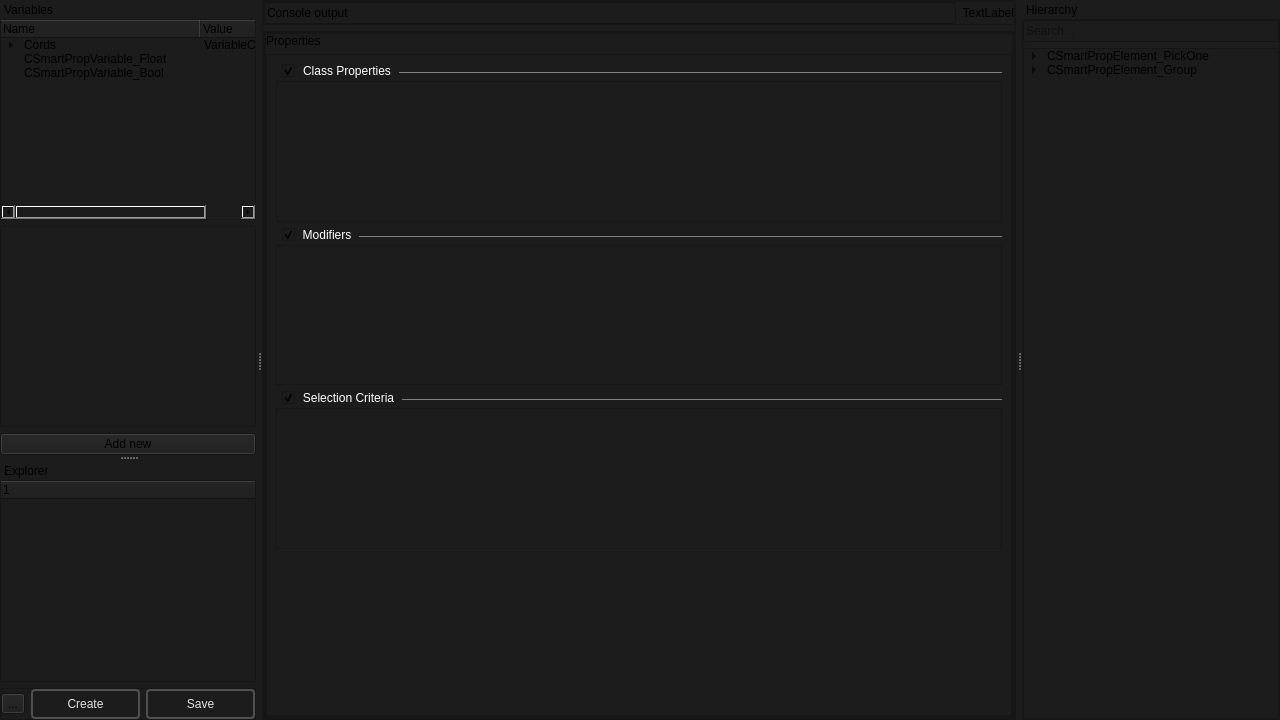
dertwist/Hammer5Tools, file smartprop_editor/main.ui: the form before one commit.
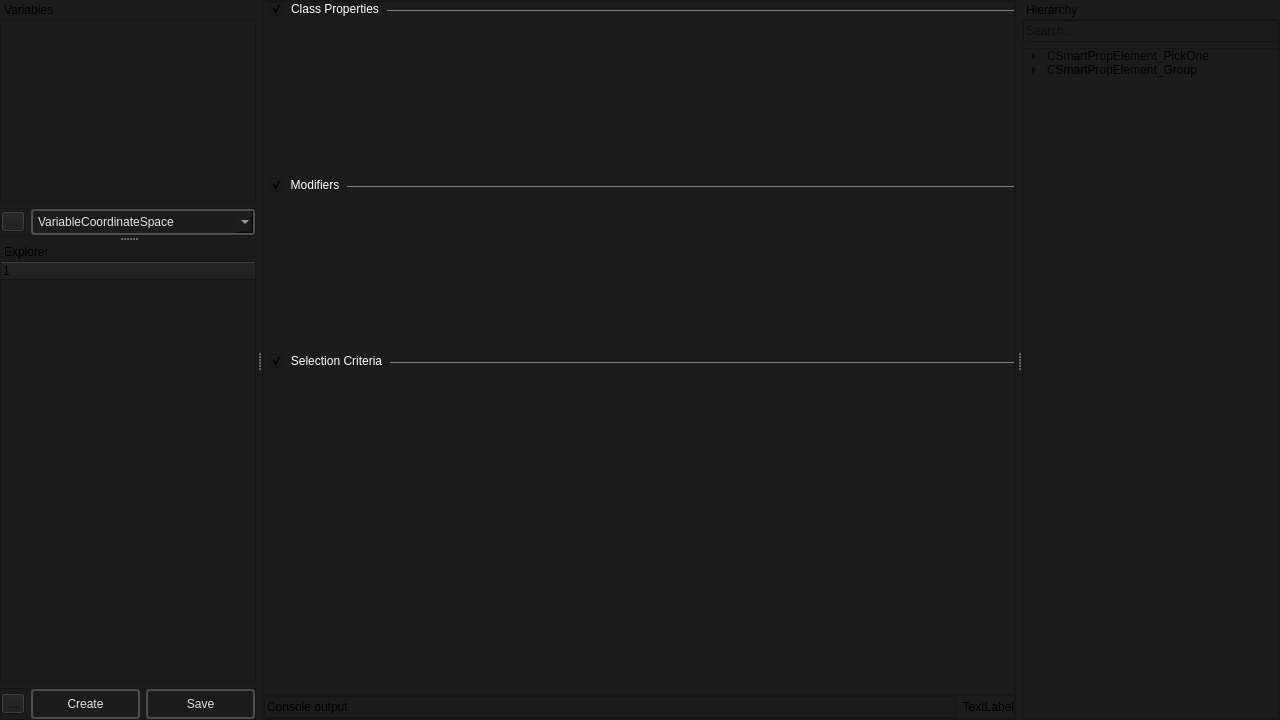
The form after the commit. Icons and pictures are not drawn.

Commit message: New ui and icons added variables, operators and elements

What changed in the file:
```diff
--- a/smartprop_editor/main.ui
+++ b/smartprop_editor/main.ui
@@ -45,98 +45,6 @@
        <number>0</number>
       </property>
       <layout class="QVBoxLayout" name="verticalLayout_5">
-       <property name="leftMargin">
-        <number>0</number>
-       </property>
-       <property name="topMargin">
-        <number>0</number>
-       </property>
-       <property name="rightMargin">
-        <number>0</number>
-       </property>
-       <property name="bottomMargin">
-        <number>0</number>
-       </property>
-       <item>
-        <widget class="QFrame" name="frame_8">
-         <property name="frameShape">
-          <enum>QFrame::StyledPanel</enum>
-         </property>
-         <property name="frameShadow">
-          <enum>QFrame::Raised</enum>
-         </property>
-         <layout class="QHBoxLayout" name="horizontalLayout_5">
-          <property name="leftMargin">
-           <number>0</number>
-          </property>
-          <property name="topMargin">
-           <number>0</number>
-          </property>
-          <property name="rightMargin">
-           <number>0</number>
-          </property>
-          <property name="bottomMargin">
-           <number>0</number>
-          </property>
-          <item>
-           <widget class="QLineEdit" name="status_bar">
-            <property name="text">
-             <string>Console output</string>
-            </property>
-            <property name="readOnly">
-             <bool>true</bool>
-            </property>
-           </widget>
-          </item>
-          <item>
-           <widget class="QLabel" name="version_label">
-            <property name="text">
-             <string>TextLabel</string>
-            </property>
-            <property name="alignment">
-             <set>Qt::AlignRight|Qt::AlignTrailing|Qt::AlignVCenter</set>
-            </property>
-           </widget>
-          </item>
-         </layout>
-        </widget>
-       </item>
-       <item>
-        <widget class="QFrame" name="frame_10">
-         <property name="frameShape">
-          <enum>QFrame::StyledPanel</enum>
-         </property>
-         <property name="frameShadow">
-          <enum>QFrame::Raised</enum>
-         </property>
-         <property name="lineWidth">
-          <number>0</number>
-         </property>
-         <layout class="QHBoxLayout" name="horizontalLayout_6">
-          <property name="leftMargin">
-           <number>0</number>
-          </property>
-          <property name="topMargin">
-           <number>0</number>
-          </property>
-          <property name="rightMargin">
-           <number>0</number>
-          </property>
-          <property name="bottomMargin">
-           <number>0</number>
-          </property>
-          <item>
-           <widget class="QFrame" name="frame_7">
-            <property name="frameShape">
-             <enum>QFrame::StyledPanel</enum>
-            </property>
-            <property name="frameShadow">
-             <enum>QFrame::Raised</enum>
-            </property>
-            <property name="lineWidth">
-             <number>0</number>
-            </property>
-            <layout class="QHBoxLayout" name="horizontalLayout_4">
              <property name="spacing">
               <number>0</number>
              </property>
@@ -152,37 +60,6 @@
              <property name="bottomMargin">
               <number>0</number>
              </property>
-             <item>
-              <widget class="QFrame" name="frame">
-               <property name="frameShape">
-                <enum>QFrame::StyledPanel</enum>
-               </property>
-               <property name="frameShadow">
-                <enum>QFrame::Raised</enum>
-               </property>
-               <property name="lineWidth">
-                <number>0</number>
-               </property>
-               <layout class="QVBoxLayout" name="verticalLayout_2">
-                <property name="leftMargin">
-                 <number>0</number>
-                </property>
-                <property name="topMargin">
-                 <number>0</number>
-                </property>
-                <property name="rightMargin">
-                 <number>0</number>
-                </property>
-                <property name="bottomMargin">
-                 <number>0</number>
-                </property>
-                <item>
-                 <widget class="QLabel" name="label_4">
-                  <property name="text">
-                   <string>Properties</string>
-                  </property>
-                 </widget>
-                </item>
                 <item>
                  <widget class="QScrollArea" name="scrollArea">
                   <property name="widgetResizable">
@@ -193,11 +70,23 @@
                     <rect>
                      <x>0</x>
                      <y>0</y>
-                     <width>532</width>
-                     <height>656</height>
+            <width>538</width>
+            <height>690</height>
                     </rect>
                    </property>
                    <layout class="QVBoxLayout" name="verticalLayout_17">
+           <property name="leftMargin">
+            <number>0</number>
+           </property>
+           <property name="topMargin">
+            <number>0</number>
+           </property>
+           <property name="rightMargin">
+            <number>0</number>
+           </property>
+           <property name="bottomMargin">
+            <number>0</number>
+           </property>
                     <item>
                      <widget class="QGroupBox" name="group_class_properties">
                       <property name="styleSheet">
@@ -256,6 +145,14 @@
                        </property>
                        <item>
                         <widget class="QScrollArea" name="scrollArea__class_properties">
+                <property name="styleSheet">
+                 <string notr="true">QScrollArea {
+    border: 0px solid #CCCCCC;
+    border-color: rgba(80, 80, 80, 255);
+    border-radius: 2px;
+    color: #E3E3E3;
+}</string>
+                </property>
                          <property name="widgetResizable">
                           <bool>true</bool>
                          </property>
@@ -264,8 +161,8 @@
                            <rect>
                             <x>0</x>
                             <y>0</y>
-                            <width>512</width>
-                            <height>136</height>
+                   <width>538</width>
+                   <height>151</height>
                            </rect>
                           </property>
                           <layout class="QVBoxLayout" name="verticalLayout_14"/>
@@ -333,6 +230,14 @@
                        </property>
                        <item>
                         <widget class="QScrollArea" name="scrollArea_modifiers">
+                <property name="styleSheet">
+                 <string notr="true">QScrollArea {
+    border: 0px solid #CCCCCC;
+    border-color: rgba(80, 80, 80, 255);
+    border-radius: 2px;
+    color: #E3E3E3;
+}</string>
+                </property>
                          <property name="widgetResizable">
                           <bool>true</bool>
                          </property>
@@ -341,8 +246,8 @@
                            <rect>
                             <x>0</x>
                             <y>0</y>
-                            <width>512</width>
-                            <height>136</height>
+                   <width>538</width>
+                   <height>151</height>
                            </rect>
                           </property>
                           <layout class="QVBoxLayout" name="verticalLayout_4"/>
@@ -410,6 +315,14 @@
                        </property>
                        <item>
                         <widget class="QScrollArea" name="scrollArea_selection_criteria">
+                <property name="styleSheet">
+                 <string notr="true">QScrollArea {
+    border: 0px solid #CCCCCC;
+    border-color: rgba(80, 80, 80, 255);
+    border-radius: 2px;
+    color: #E3E3E3;
+}</string>
+                </property>
                          <property name="widgetResizable">
                           <bool>true</bool>
                          </property>
@@ -418,8 +331,8 @@
                            <rect>
                             <x>0</x>
                             <y>0</y>
-                            <width>512</width>
-                            <height>136</height>
+                   <width>538</width>
+                   <height>151</height>
                            </rect>
                           </property>
                           <layout class="QVBoxLayout" name="verticalLayout_16"/>
@@ -446,10 +359,45 @@
                   </widget>
                  </widget>
                 </item>
-               </layout>
-              </widget>
-             </item>
-            </layout>
+       <item>
+        <widget class="QFrame" name="frame_8">
+         <property name="frameShape">
+          <enum>QFrame::StyledPanel</enum>
+         </property>
+         <property name="frameShadow">
+          <enum>QFrame::Raised</enum>
+         </property>
+         <layout class="QHBoxLayout" name="horizontalLayout_5">
+          <property name="leftMargin">
+           <number>0</number>
+          </property>
+          <property name="topMargin">
+           <number>0</number>
+          </property>
+          <property name="rightMargin">
+           <number>0</number>
+          </property>
+          <property name="bottomMargin">
+           <number>0</number>
+          </property>
+          <item>
+           <widget class="QLineEdit" name="status_bar">
+            <property name="text">
+             <string>Console output</string>
+            </property>
+            <property name="readOnly">
+             <bool>true</bool>
+            </property>
+           </widget>
+          </item>
+          <item>
+           <widget class="QLabel" name="version_label">
+            <property name="text">
+             <string>TextLabel</string>
+            </property>
+            <property name="alignment">
+             <set>Qt::AlignRight|Qt::AlignTrailing|Qt::AlignVCenter</set>
+            </property>
            </widget>
           </item>
          </layout>
@@ -587,81 +535,253 @@
       <number>0</number>
      </property>
      <item>
-      <widget class="QTreeWidget" name="treeWidget_2">
-       <attribute name="headerVisible">
+      <widget class="QScrollArea" name="scrollArea_2">
+       <property name="widgetResizable">
         <bool>true</bool>
-       </attribute>
-       <attribute name="headerCascadingSectionResizes">
-        <bool>false</bool>
-       </attribute>
-       <attribute name="headerDefaultSectionSize">
-        <number>200</number>
-       </attribute>
-       <attribute name="headerHighlightSections">
-        <bool>false</bool>
-       </attribute>
-       <attribute name="headerShowSortIndicator" stdset="0">
-        <bool>false</bool>
-       </attribute>
-       <column>
-        <property name="text">
-         <string>Name</string>
-        </property>
-       </column>
-       <column>
-        <property name="text">
-         <string>Value</string>
+       </property>
+       <widget class="QWidget" name="scrollAreaWidgetContents_2">
+        <property name="geometry">
+         <rect>
+          <x>0</x>
+          <y>0</y>
+          <width>348</width>
+          <height>290</height>
+         </rect>
         </property>
-       </column>
+        <layout class="QVBoxLayout" name="verticalLayout_2"/>
+       </widget>
+      </widget>
+     </item>
        <item>
+      <widget class="QFrame" name="frame">
+       <property name="minimumSize">
+        <size>
+         <width>0</width>
+         <height>0</height>
+        </size>
+       </property>
+       <property name="maximumSize">
+        <size>
+         <width>16777215</width>
+         <height>28</height>
+        </size>
+       </property>
+       <property name="frameShape">
+        <enum>QFrame::StyledPanel</enum>
+       </property>
+       <property name="frameShadow">
+        <enum>QFrame::Raised</enum>
+       </property>
+       <layout class="QHBoxLayout" name="horizontalLayout">
+        <property name="leftMargin">
+         <number>0</number>
+        </property>
+        <property name="topMargin">
+         <number>0</number>
+        </property>
+        <property name="rightMargin">
+         <number>0</number>
+        </property>
+        <property name="bottomMargin">
+         <number>0</number>
+        </property>
+        <item>
+         <widget class="QToolButton" name="add_new_variable_button">
         <property name="text">
-         <string>Cords</string>
-        </property>
+           <string>...</string>
+          </property>
+          <property name="icon">
+           <iconset resource="../resources.qrc">
+            <normaloff>:/icons/add_24dp_9D9D9D_FILL0_wght400_GRAD0_opsz24.svg</normaloff>:/icons/add_24dp_9D9D9D_FILL0_wght400_GRAD0_opsz24.svg</iconset>
+          </property>
+          <property name="iconSize">
+           <size>
+            <width>16</width>
+            <height>16</height>
+           </size>
+          </property>
+         </widget>
+        </item>
+        <item>
+         <widget class="QComboBox" name="add_new_variable_combobox">
+          <property name="styleSheet">
+           <string notr="true">QMenu {
+background-color: red;
+ }
+
+QMenu::item {
+    padding: 5px 10px;
+    font: 700 10pt &quot;Segoe UI&quot;;
+    border: 2px solid black;
+    border-radius: 4px;
+    border-color: rgba(80, 80, 80, 255);
+    color: #E3E3E3;
+}
+QMenu::item:selected {
+    background-color: #414956;
+    color: white;
+}
+QWidget {
+    background-color: #151515;
+    outline: none;
+}
+
+QWidget:item:checked {
+    background-color: #151515;
+    color: white;
+}
+
+QWidget:item:selected {
+    background-color: #414956;
+    color: white;
+    border: 0px;
+}
+
+
+
+QMenu {
+    background-color: #1d1d1f;
+    color: #FFFFFF;
+    border: 1px solid #555555;
+    /* padding-top: 5px; */
+    /* padding-bottom: 5px; */
+    border: 2px solid black;
+    border-radius: 4px;
+    border-color: rgba(80, 80, 80, 255);
+}
+
+QMenu::item {
+    font: 700 10pt &quot;Segoe UI&quot;;
+    border-top: 2px solid black;
+    border: 0px;
+    border-radius: 4px;
+    border-color: rgba(80, 80, 80, 255);
+    padding-left: 12px;
+    padding-right: 12px;
+    color: #E3E3E3;
+}
+
+QMenu::item:selected {
+    background-color: #666666;
+    color: #FFFFFF;
+}
+
+QMenu::separator {
+    height: 1px;
+    background: #AAAAAA;
+    margin: 5px 0;
+}
+
+QMenu::indicator {
+    width: 13px;
+    height: 13px;
+}
+
+QMenu::indicator:checked {
+    image: url(:/images/checkmark.png);
+}
+
+QMenu::indicator:unchecked {
+    image: url(:/images/empty.png);
+}
+
+
+QComboBox {
+    font: 600 9pt &quot;Segoe UI&quot;;
+    border: 2px solid black;
+    border-radius: 4px;
+    border-color: rgba(80, 80, 80, 255);
+    height: 12px;
+    padding-top: 5px;
+    padding-bottom: 5px;
+    color: #E3E3E3;
+    background-color: #1C1C1C;
+    padding-left: 5px;
+}
+
+QComboBox:hover {
+    background-color: #414956;
+    color: white;
+}
+
+QComboBox:pressed {
+    background-color: #2E2F30;
+    color: white;
+}
+
+QComboBox:item {
+    font: 600 12pt &quot;Segoe UI&quot;;
+    color: #E3E3E3;
+    padding-left: 5px;
+    background-color: #1C1C1C;
+    border-style: none;
+}
+
+QComboBox::drop-down {
+    color: #E3E3E3;
+    padding: 2px;
+    background: url(://icons/arrow_drop_down_16dp.svg) no-repeat center;
+    border-bottom: 0px solid black;
+    border-top: 0px solid black;
+    border-right: 0px;
+    border-left: 2px solid;
+    margin-left: 5px;
+    padding: 5px;
+    width: 7px;
+    border-color: rgba(80, 80, 80, 255);
+    background-color: #1C1C1C;
+}
+
+
+QComboBox QAbstractItemView {
+    border: 2px solid gray;
+    border-color: rgba(80, 80, 80, 255);
+    selection-background-color: #414956;
+    background-color: #1C1C1C;
+}
+
+
+QComboBox QAbstractItemView::item {
+    height: 16px; /* Set the height of each item */
+    padding: 4px; /* Add padding to each item */
+    padding-left: 5px;
+    padding-right: 5px;
+    color: #ff8a8a8a;
+    border-style: none;
+    border-bottom: 0.5px solid black;
+    border-color: rgba(255, 255, 255, 10);
+}
+
+
+QComboBox QAbstractItemView::item:selected {
+    height: 16px; /* Set the height of each item */
+    padding: 4px; /* Add padding to each item */
+    padding-left: 5px;
+    padding-right: 5px;
+    background-color: #414956;
+    color: white;
+    border: none; /* Remove border */
+    outline: none; /* Remove outline */
+}</string>
+          </property>
+          <item>
         <property name="text">
          <string>VariableCoordinateSpace</string>
         </property>
-        <item>
-         <property name="text">
-          <string>Default Value</string>
-         </property>
-         <property name="text">
-          <string>Element</string>
-         </property>
         </item>
         <item>
          <property name="text">
-          <string>Display Name</string>
-         </property>
-         <property name="text">
-          <string/>
-         </property>
+            <string>VariableDirection</string>
+           </property>
         </item>
         <item>
          <property name="text">
-          <string>Visible in editor</string>
-         </property>
-        </item>
-       </item>
-       <item>
-        <property name="text">
-         <string>CSmartPropVariable_Float</string>
-        </property>
-       </item>
-       <item>
-        <property name="text">
-         <string>CSmartPropVariable_Bool</string>
+            <string>VariableDistributionMode</string>
         </property>
        </item>
       </widget>
      </item>
-     <item>
-      <widget class="QListWidget" name="listWidget"/>
-     </item>
-     <item>
-      <widget class="QPushButton" name="pushButton">
-       <property name="text">
-        <string>Add new</string>
-       </property>
+       </layout>
       </widget>
      </item>
     </layout>
```
Lines whose indentation alone changed are shown as unchanged. The commit also changes 67 other files.
